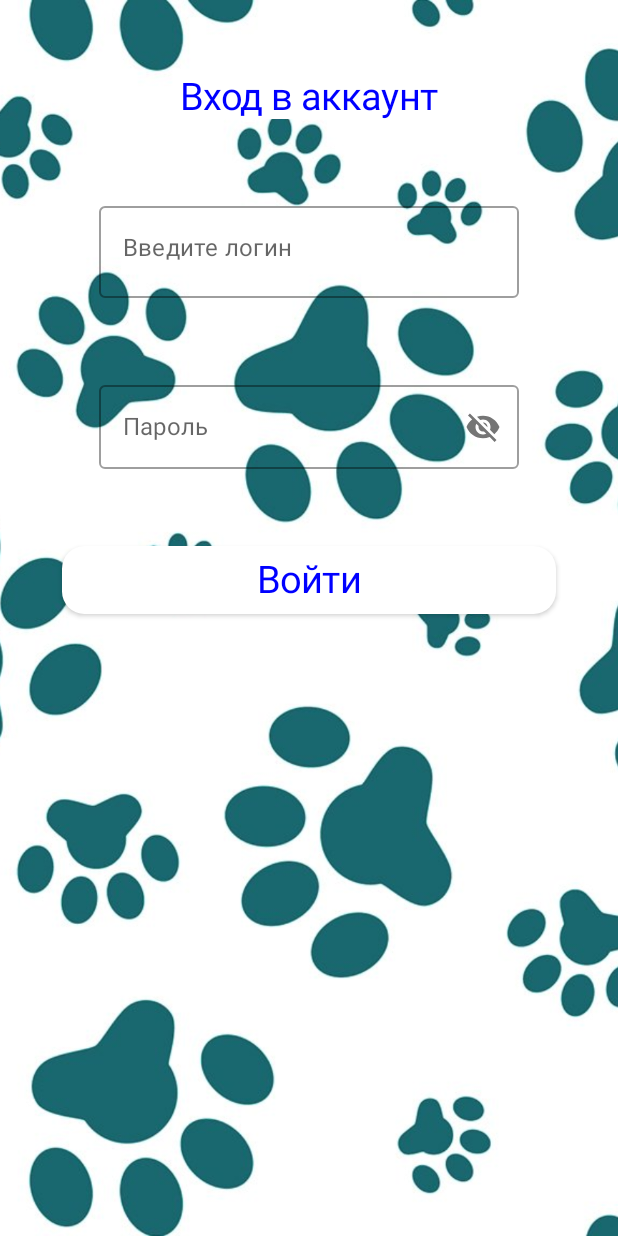
After one commit to R1mok/mephi-diploma, an Android app built with Jetpack Compose: the LoginActivity screen opened directly, with no data from a screen before it, on a phone screen of 412 x 824 dp. The commit adds this screen. Run offline under Robolectric (Android 15) with nearby library versions, the phone set to English and light mode, and no system bars.

Commit message:
Add GroupActivity, LoginActivity, add connection to localhost

```diff
--- a/app/build.gradle
+++ b/app/build.gradle
@@ -48,6 +48,7 @@ android {
 
 dependencies {
 
+    implementation "androidx.compose.material:material-icons-extended:$compose_ui_version"
     implementation 'androidx.core:core-ktx:1.7.0'
     implementation 'androidx.lifecycle:lifecycle-runtime-ktx:2.3.1'
     implementation 'androidx.lifecycle:lifecycle-viewmodel-ktx:2.4.0'
--- /dev/null
+++ b/app/src/main/java/com/example/petschedule/Group.kt
@@ -0,0 +1,5 @@
+package com.example.petschedule
+
+data class Group(val id: String, val name: String) {
+
+}
--- /dev/null
+++ b/app/src/main/java/com/example/petschedule/LoginActivity.kt
@@ -0,0 +1,142 @@
+package com.example.petschedule
+
+import android.os.Bundle
+import android.util.Log
+import androidx.activity.ComponentActivity
+import androidx.activity.compose.setContent
+import androidx.compose.foundation.background
+import androidx.compose.runtime.getValue
+import androidx.compose.runtime.setValue
+import androidx.compose.foundation.horizontalScroll
+import androidx.compose.foundation.layout.*
+import androidx.compose.foundation.shape.RoundedCornerShape
+import androidx.compose.foundation.text.KeyboardOptions
+import androidx.compose.material.*
+import androidx.compose.material.icons.Icons
+import androidx.compose.material.icons.filled.Visibility
+import androidx.compose.material.icons.filled.VisibilityOff
+import androidx.compose.runtime.Composable
+import androidx.compose.runtime.mutableStateOf
+import androidx.compose.runtime.remember
+import androidx.compose.runtime.saveable.rememberSaveable
+import androidx.compose.ui.Alignment
+import androidx.compose.ui.Modifier
+import androidx.compose.ui.draw.paint
+import androidx.compose.ui.graphics.Color
+import androidx.compose.ui.layout.ContentScale
+import androidx.compose.ui.res.painterResource
+import androidx.compose.ui.text.TextStyle
+import androidx.compose.ui.text.input.KeyboardType
+import androidx.compose.ui.text.input.PasswordVisualTransformation
+import androidx.compose.ui.text.input.TextFieldValue
+import androidx.compose.ui.text.input.VisualTransformation
+import androidx.compose.ui.tooling.preview.Preview
+import androidx.compose.ui.unit.dp
+import androidx.compose.ui.unit.sp
+import com.example.petschedule.ui.theme.PetScheduleTheme
+import kotlin.math.log
+
+class LoginActivity : ComponentActivity() {
+    override fun onCreate(savedInstanceState: Bundle?) {
+        super.onCreate(savedInstanceState)
+        setContent {
+            Login()
+        }
+    }
+}
+
+@Preview
+@Composable
+private fun Login() {
+    var login by rememberSaveable { mutableStateOf("") }
+    var password by rememberSaveable { mutableStateOf("") }
+    var passwordVisible by rememberSaveable { mutableStateOf(false) }
+
+    Box(
+        modifier = Modifier
+            .paint(
+                painter = painterResource(id = R.drawable.background),
+                contentScale = ContentScale.Crop
+            )
+            .fillMaxSize()
+    ) {
+        Column(
+            modifier = Modifier
+                .padding(vertical = 50.dp)
+                .fillMaxWidth()
+        ) {
+            Text(
+                text = "Вход в аккаунт",
+                style = TextStyle(fontSize = 25.sp, color = Color.Blue),
+                modifier = Modifier
+                    .background(color = Color.White)
+                    .align(Alignment.CenterHorizontally)
+            )
+            Row(modifier = Modifier
+                .padding(vertical = 50.dp)
+                .align(Alignment.CenterHorizontally)) {
+                OutlinedTextField(
+                    value = login,
+                    label = {Text(text = "Введите логин")},
+                    textStyle = TextStyle(fontSize = 25.sp),
+                    onValueChange = {
+                        login = it
+                    },
+                )
+            }
+            Row(modifier = Modifier
+                .align(Alignment.CenterHorizontally)) {
+                OutlinedTextField(
+                    value = password,
+                    onValueChange = { password = it },
+                    label = { Text("Пароль") },
+                    singleLine = true,
+                    placeholder = { Text("Пароль") },
+                    visualTransformation =
+                    if (passwordVisible)
+                        VisualTransformation.None
+                    else
+                        PasswordVisualTransformation(),
+                    keyboardOptions = KeyboardOptions(keyboardType = KeyboardType.Password),
+                    trailingIcon = {
+                        val image = if (passwordVisible)
+                            Icons.Filled.Visibility
+                        else Icons.Filled.VisibilityOff
+
+                        // Please provide localized description for accessibility services
+                        val description =
+                            if (passwordVisible)
+                                "Скрыть пароль"
+                            else "Показать пароль"
+
+                        IconButton(onClick = {passwordVisible = !passwordVisible}){
+                            Icon(imageVector  = image, description)
+                        }
+                    }
+                )
+            }
+            Button(
+                modifier = Modifier
+                    .fillMaxWidth(0.8f)
+                    .align(Alignment.CenterHorizontally)
+                    .padding(vertical = 50.dp),
+                shape = RoundedCornerShape(15.dp),
+                colors = ButtonDefaults.buttonColors(
+                    backgroundColor = Color.White,
+                    contentColor = Color.Gray
+                ),
+                onClick = {
+                    Log.d("MyLog", "Login: ${login}," +
+                            " password: ${password}")
+                }
+            ) {
+                Text(
+                    text = "Войти",
+                    style = TextStyle(fontSize = 25.sp, color = Color.Blue),
+                    modifier = Modifier
+                        .background(color = Color.White)
+                )
+            }
+        }
+    }
+}
--- /dev/null
+++ b/app/src/main/java/com/example/petschedule/User.kt
@@ -0,0 +1,4 @@
+package com.example.petschedule
+
+data class User(var login: String, var password: String) {
+}
--- a/app/src/main/res/values/strings.xml
+++ b/app/src/main/res/values/strings.xml
@@ -1,4 +1,5 @@
 <resources>
     <string name="app_name">PetSchedule</string>
     <string name="title_activity_group">GroupActivity</string>
+    <string name="title_activity_login">LoginActivity</string>
 </resources>
```
Also changed, not shown: app/src/main/AndroidManifest.xml (+12 -0 lines), app/src/main/java/com/example/petschedule/GroupActivity.kt (+14 -16 lines), app/src/main/java/com/example/petschedule/MainActivity.kt (+32 -7 lines), app/src/main/res/xml/network_security_config.xml (added, +8 -0 lines).
